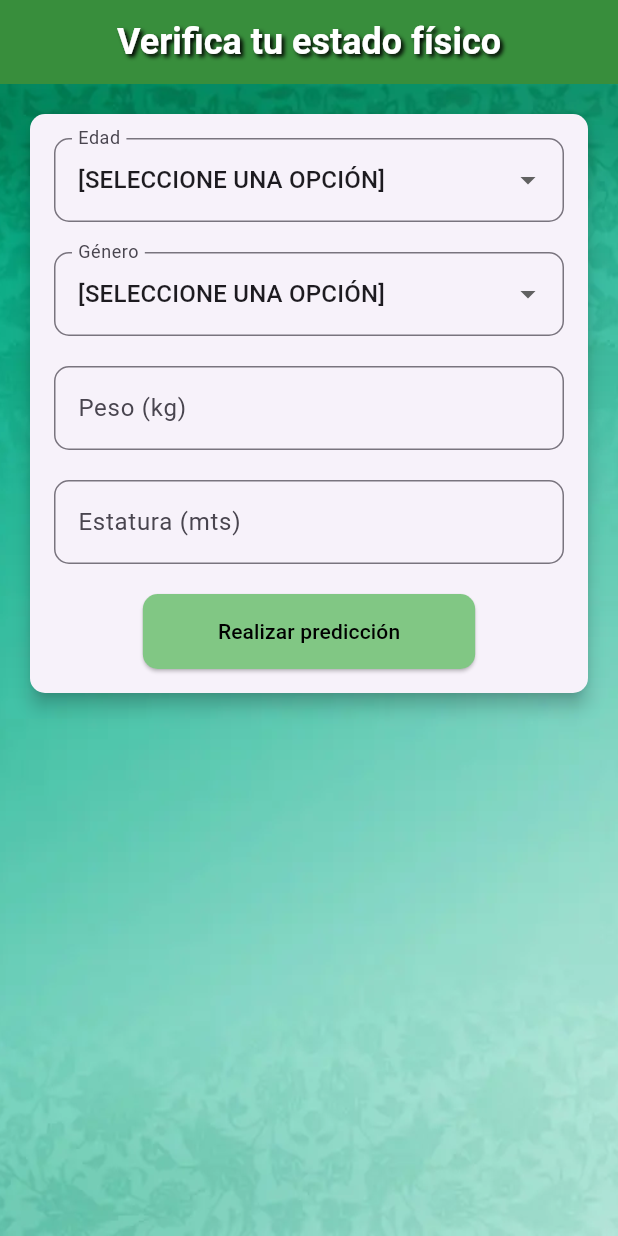
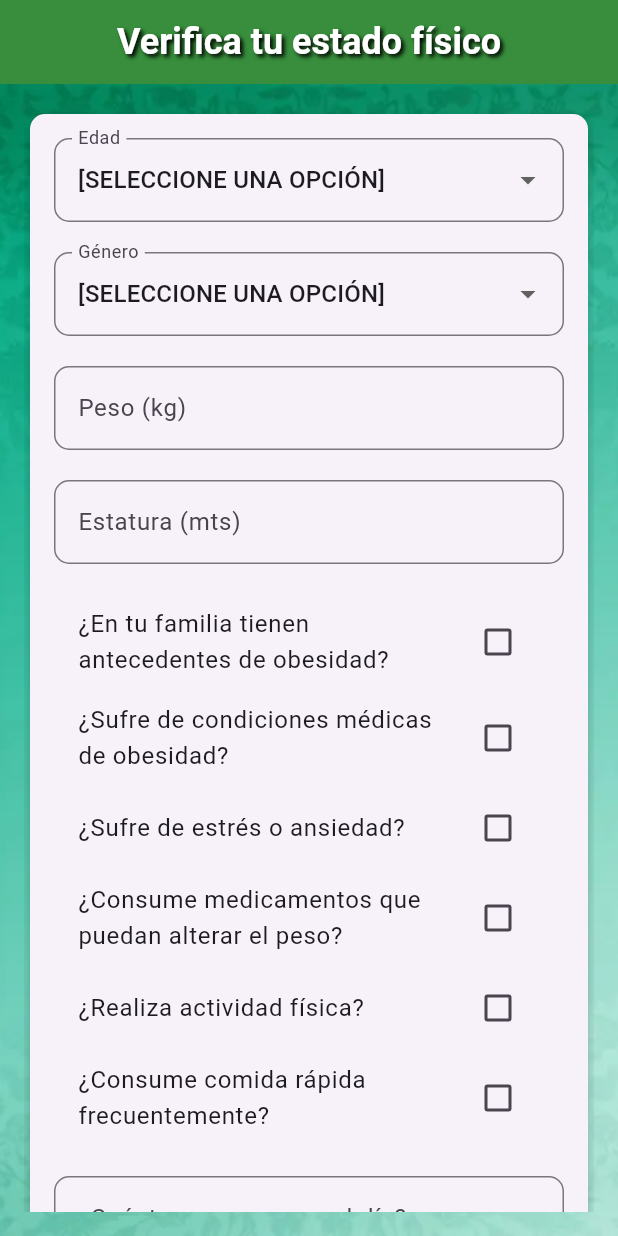
Before and after one commit to ivantolavillca/apkrosa, a Flutter app: the screen it shows after launch, on a phone screen of 412 x 824 dp. Run offline on Flutter 3.47's test engine with Material 3 defaults, Android fonts, the light colour scheme and no system bars.

Commit message:
cambios modelo

```diff
--- a/lib/main.dart
+++ b/lib/main.dart
@@ -16,7 +16,7 @@ class MyApp extends StatelessWidget {
         Provider(create: (_) => ApiService()),
       ],
       child: MaterialApp(
-        title: 'Front Proyecto Rosa',
+        title: 'Modelo predicción de condición física',
         theme: ThemeData(
           primarySwatch: Colors.blue,
         ),
--- a/lib/models/salud_model.dart
+++ b/lib/models/salud_model.dart
@@ -3,8 +3,14 @@ class SaludModel {
   final int genero;
   final double peso;
   final double estatura;
-
-  SaludModel({required this.edad,required this.genero, required this.peso, required this.estatura});
+  final int antecedentes_familiares;
+  final int condiciones_medicas;
+  final int consumo_medicamentos;
+  final int estres_ansiedad;
+  final int actividades_fisicas;
+  final int comida_diaria;
+  final int consumo_comida_rapida;
+  SaludModel({required this.edad,required this.genero, required this.peso, required this.estatura, required this.antecedentes_familiares, required this.condiciones_medicas, required this.consumo_medicamentos, required this.estres_ansiedad, required this.actividades_fisicas, required this.comida_diaria, required this.consumo_comida_rapida});
 
   Map<String, dynamic> toJson() {
     return {
@@ -12,6 +18,13 @@ class SaludModel {
       'genero': genero,
       'peso': peso,
       'estatura': estatura,
+      'antecedentes_familiares': antecedentes_familiares,
+      'condiciones_medicas': condiciones_medicas,
+      'consumo_medicamentos': consumo_medicamentos,
+      'estres_ansiedad': estres_ansiedad,
+      'actividades_fisicas': actividades_fisicas,
+      'comida_diaria': comida_diaria,
+      'consumo_comida_rapida': consumo_comida_rapida,
     };
   }
 }
--- a/lib/screens/home_screen.dart
+++ b/lib/screens/home_screen.dart
@@ -14,6 +14,13 @@ class _HomeScreenState extends State<HomeScreen> {
   final _generoController = TextEditingController();
   final _pesoController = TextEditingController();
   final _estaturaController = TextEditingController();
+  final _comidasDiariasController = TextEditingController();
+  int _antecedentesFamiliares = 1;
+  int _condicionesMedicas = 1;
+  int _estresAnsiedad = 1;
+  int _consumoMedicamentos = 1;
+  int _actividadesFisicas = 1;
+  int _consumoComidaRapida = 1;
   int? _estadoFisico;
   String? _recomendaciones;
   String? _imagenUrl;
@@ -26,6 +33,13 @@ class _HomeScreenState extends State<HomeScreen> {
         genero: int.parse(_generoController.text),
         peso: double.parse(_pesoController.text.replaceAll(',', '.')),
         estatura: double.parse(_estaturaController.text.replaceAll(',', '.')),
+        antecedentes_familiares: int.parse(_generoController.text),
+        condiciones_medicas: _condicionesMedicas,
+        consumo_medicamentos: _consumoMedicamentos,
+        estres_ansiedad: _estresAnsiedad,
+        actividades_fisicas: _actividadesFisicas,
+        comida_diaria: int.parse(_comidasDiariasController.text),
+        consumo_comida_rapida: _consumoComidaRapida,
       );
       showDialog(
         context: context,
@@ -42,7 +56,6 @@ class _HomeScreenState extends State<HomeScreen> {
             .realizarPrediccion(saludModel);
         Navigator.of(context).pop();
         setState(() {
-
           _estadoFisico = response['prediccion'];
           switch (_estadoFisico) {
             case 1:
@@ -159,8 +172,7 @@ class _HomeScreenState extends State<HomeScreen> {
                     child: Column(
                       children: [
                         DropdownButtonFormField<int?>(
-                          value:
-                              null, // Asegúrate de que el valor inicial sea null
+                          value: null,
                           decoration: InputDecoration(
                             labelText: 'Edad',
                             border: OutlineInputBorder(
@@ -210,7 +222,7 @@ class _HomeScreenState extends State<HomeScreen> {
                               child: Text('Masculino'),
                             ),
                             DropdownMenuItem(
-                              value: '0',
+                              value: '2',
                               child: Text('Femenino'),
                             ),
                           ],
@@ -239,7 +251,13 @@ class _HomeScreenState extends State<HomeScreen> {
                           validator: (value) {
                             if (value == null || value.isEmpty) {
                               return 'Por favor ingresa un peso válido';
+                            } else {
+                              final peso = double.tryParse(value);
+                              if (peso == null || peso <= 0 || peso > 150) {
+                                return 'Por favor ingresa un peso válido (mayor a 0 y menor a 150)';
+                              }
                             }
+
                             return null;
                           },
                         ),
@@ -256,6 +274,96 @@ class _HomeScreenState extends State<HomeScreen> {
                           validator: (value) {
                             if (value == null || value.isEmpty) {
                               return 'Por favor ingresa una estatura válida';
+                            } else {
+                              final estatura = double.tryParse(value);
+                              if (estatura == null ||
+                                  estatura <= 0 ||
+                                  estatura > 2.5) {
+                                return 'Por favor ingresa una estatura válida (mayor a 0 y menor o igual a 2.5)';
+                              }
+                            }
+                            return null;
+                          },
+                        ),
+                        const SizedBox(height: 20),
+                        CheckboxListTile(
+                          title: const Text(
+                              '¿En tu familia tienen antecedentes de obesidad?'),
+                          value: _antecedentesFamiliares == 2,
+                          onChanged: (value) {
+                            setState(() {
+                              _antecedentesFamiliares = value! ? 2 : 1;
+                            });
+                          },
+                        ),
+                        CheckboxListTile(
+                          title: const Text(
+                              '¿Sufre de condiciones médicas de obesidad?'),
+                          value: _condicionesMedicas == 2,
+                          onChanged: (value) {
+                            setState(() {
+                              _condicionesMedicas = value! ? 2 : 1;
+                            });
+                          },
+                        ),
+                        CheckboxListTile(
+                          title: const Text('¿Sufre de estrés o ansiedad?'),
+                          value: _estresAnsiedad == 2,
+                          onChanged: (value) {
+                            setState(() {
+                              _estresAnsiedad = value! ? 2 : 1;
+                            });
+                          },
+                        ),
+                        CheckboxListTile(
+                          title: const Text(
+                              '¿Consume medicamentos que puedan alterar el peso?'),
+                          value: _consumoMedicamentos == 2,
+                          onChanged: (value) {
+                            setState(() {
+                              _consumoMedicamentos = value! ? 2 : 1;
+                            });
+                          },
+                        ),
+                        CheckboxListTile(
+                          title: const Text('¿Realiza actividad física?'),
+                          value: _actividadesFisicas == 2,
+                          onChanged: (value) {
+                            setState(() {
+                              _actividadesFisicas = value! ? 2 : 1;
+                            });
+                          },
+                        ),
+                        CheckboxListTile(
+                          title: const Text(
+                              '¿Consume comida rápida frecuentemente?'),
+                          value: _consumoComidaRapida == 2,
+                          onChanged: (value) {
+                            setState(() {
+                              _consumoComidaRapida = value! ? 2 : 1;
+                            });
+                          },
+                        ),
+                        const SizedBox(height: 20),
+                        TextFormField(
+                          controller: _comidasDiariasController,
+                          decoration: InputDecoration(
+                            labelText: '¿Cuántas veces come al día?',
+                            border: OutlineInputBorder(
+                              borderRadius: BorderRadius.circular(10),
+                            ),
+                          ),
+                          keyboardType: TextInputType.number,
+                          validator: (value) {
+                            if (value == null || value.isEmpty) {
+                              return 'Por favor ingresa un número válido';
+                            } else {
+                              final comida = double.tryParse(value);
+                              if (comida == null ||
+                                  comida <= 0 ||
+                                  comida > 5) {
+                                return 'Por favor ingresa un número válido (mayor a 0 y menor a 5)';
+                              }
                             }
                             return null;
                           },
@@ -274,6 +382,7 @@ class _HomeScreenState extends State<HomeScreen> {
                           ),
                           child: const Text('Realizar predicción'),
                         ),
+                        const SizedBox(height: 20),
                         if (_estadoFisico != null) ...[
                           const SizedBox(height: 20),
                           Container(
```
Also changed, not shown: 1 other file.
